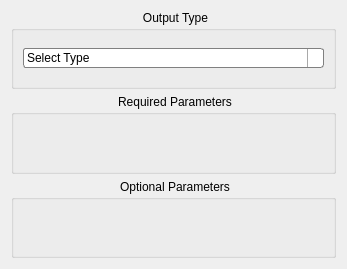
Old version of the form Widgets/Output_Widget.ui in the repository ExperimentalMineralPhysics/Continuous-Peak-Fit.
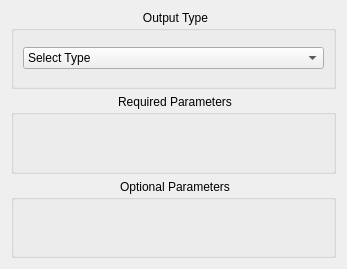
New version of the form. Icons and pictures are not drawn.

Commit message: Change comobo box style

```diff
--- a/Widgets/Output_Widget.ui
+++ b/Widgets/Output_Widget.ui
@@ -70,55 +70,7 @@
       <item row="0" column="0">
        <widget class="QComboBox" name="Output_Type_comboBox">
         <property name="styleSheet">
-         <string notr="true">QComboBox {
-    border: 1px solid gray;
-    border-radius: 3px;
-    padding: 1px 18px 1px 3px;
-    min-width: 6em;
-}
-
-QComboBox:editable {
-    background: white;
-}
-
-QComboBox:!editable, QComboBox::drop-down:editable {
-     background: qlineargradient(x1: 0, y1: 0, x2: 0, y2: 1,
-                                 stop: 0 #E1E1E1, stop: 0.4 #DDDDDD,
-                                 stop: 0.5 #D8D8D8, stop: 1.0 #D3D3D3);
-}
-
-/* QComboBox gets the &quot;on&quot; state when the popup is open */
-QComboBox:!editable:on, QComboBox::drop-down:editable:on {
-    background: qlineargradient(x1: 0, y1: 0, x2: 0, y2: 1,
-                                stop: 0 #D3D3D3, stop: 0.4 #D8D8D8,
-                                stop: 0.5 #DDDDDD, stop: 1.0 #E1E1E1);
-}
-
-QComboBox:on { /* shift the text when the popup opens */
-    padding-top: 3px;
-    padding-left: 4px;
-}
-
-QComboBox::drop-down {
-    subcontrol-origin: padding;
-    subcontrol-position: top right;
-    width: 15px;
-
-    border-left-width: 1px;
-    border-left-color: darkgray;
-    border-left-style: solid; /* just a single line */
-    border-top-right-radius: 3px; /* same radius as the QComboBox */
-    border-bottom-right-radius: 3px;
-}
-
-QComboBox::down-arrow {
-    image: url(/usr/share/icons/crystalsvg/16x16/actions/1downarrow.png);
-}
-
-QComboBox::down-arrow:on { /* shift the arrow when popup is open */
-    top: 1px;
-    left: 1px;
-}</string>
+         <string notr="true"/>
         </property>
         <item>
          <property name="text">
```
